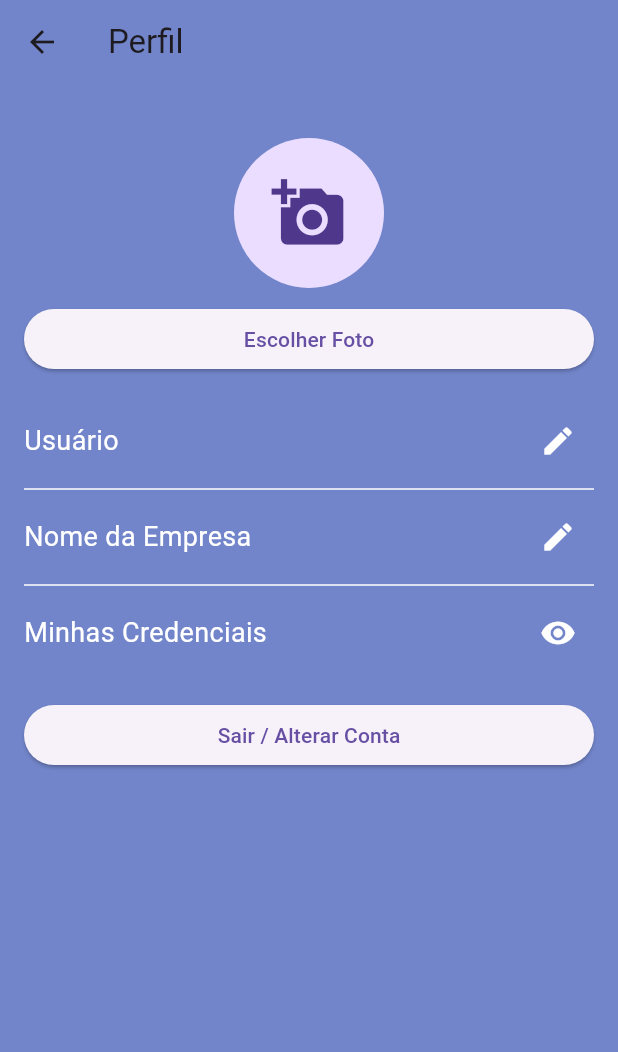
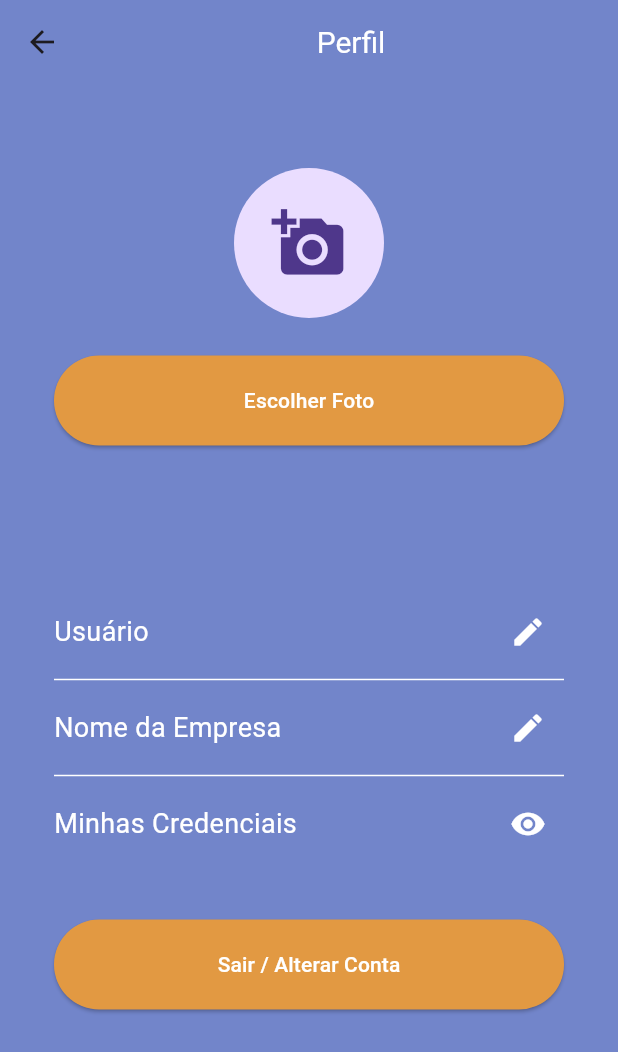
Before and after one commit to DavidHenrique2106/Precificando, a Flutter app: the ProfilePage screen opened by its route, on a phone screen of 412 x 824 dp. Shown: the top 1052 px of the screen. Run offline on Flutter 3.47's test engine with Material 3 defaults, Android fonts, the light colour scheme and no system bars; our stand-ins replace image_picker, parse_server_sdk_flutter.

Commit message:
Alteracoes perfil

```diff
--- a/lib/perfil/profile_page.dart
+++ b/lib/perfil/profile_page.dart
@@ -174,13 +174,19 @@ class _ProfilePageState extends State<ProfilePage> {
   Widget build(BuildContext context) {
     return Scaffold(
       appBar: AppBar(
-        title: Text('Perfil'),
         backgroundColor: Color.fromRGBO(114, 133, 202, 1),
+        titleTextStyle: TextStyle(
+          color: Colors.white,
+          fontSize: 20,
+        ),
+        title: Row(mainAxisAlignment: MainAxisAlignment.center, children: [
+          const Text('Perfil'),
+        ]),
       ),
       body: Container(
         color: Color.fromRGBO(114, 133, 202, 1),
         child: Padding(
-          padding: const EdgeInsets.all(16.0),
+          padding: const EdgeInsets.all(36.0),
           child: Column(
             crossAxisAlignment: CrossAxisAlignment.stretch,
             children: [
@@ -197,12 +203,18 @@ class _ProfilePageState extends State<ProfilePage> {
                   ),
                 ),
               ),
-              SizedBox(height: 10),
+              SizedBox(
+                height: 25,
+              ),
               ElevatedButton(
                 onPressed: _pickImage,
+                style: ElevatedButton.styleFrom(
+                    primary: Color.fromRGBO(226, 153, 66, 1),
+                    onPrimary: Colors.white,
+                    padding: EdgeInsets.symmetric(vertical: 20)),
                 child: Text('Escolher Foto'),
               ),
-              SizedBox(height: 20),
+              SizedBox(height: 100),
               Row(
                 children: [
                   Expanded(
@@ -247,10 +259,15 @@ class _ProfilePageState extends State<ProfilePage> {
                   ),
                 ],
               ),
-              SizedBox(height: 20),
+              SizedBox(height: 40),
               ElevatedButton(
                 onPressed: _logout,
                 child: Text('Sair / Alterar Conta'),
+                style: ElevatedButton.styleFrom(
+                  primary: Color.fromRGBO(226, 153, 66, 1),
+                  onPrimary: Colors.white,
+                  padding: EdgeInsets.symmetric(vertical: 20),
+                ),
               ),
             ],
           ),
```
